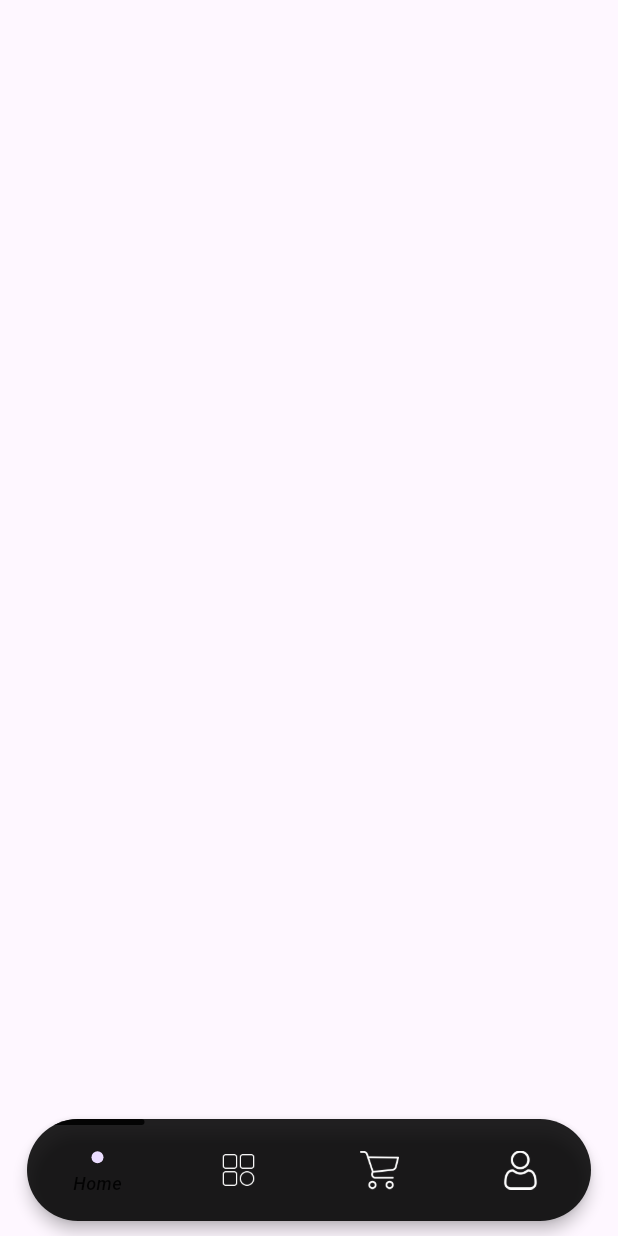
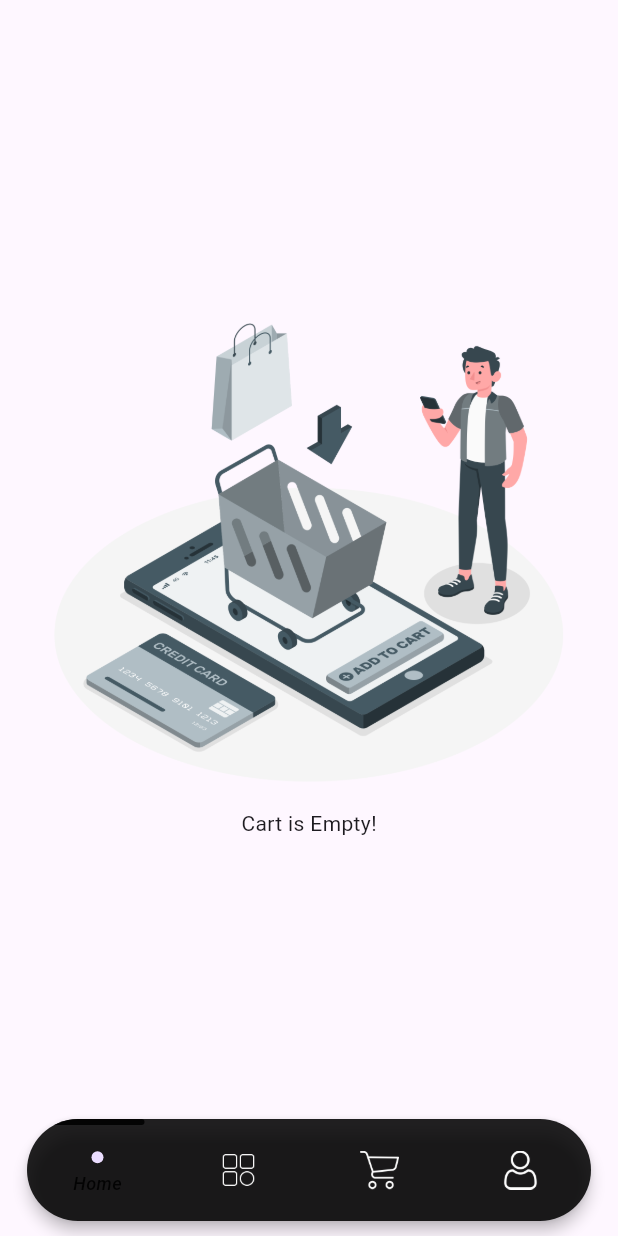
Before and after one commit to ra1mova/Flutter_Final_Project, a Flutter app: the screen it shows after launch, swiped to page 3, on a phone screen of 412 x 824 dp. Run offline on Flutter 3.47's test engine with Material 3 defaults, Android fonts, the phone set to English and light mode, and no system bars; drawn by our look-alikes of flutter_snake_navigationbar; our stand-ins replace bloc, cached_network_image, carousel_slider, dartz, equatable, flutter_bloc and 3 more; missing offline and left inert: eshop; network calls fail.

Commit message:
Implemented cart local data source and view

```diff
--- /dev/null
+++ b/lib/domain/repositories/cart_repository.dart
@@ -0,0 +1,10 @@
+import 'package:dartz/dartz.dart';
+
+import '../../../../core/error/failures.dart';
+import '../entities/cart/cart_item.dart';
+
+abstract class CartRepository {
+  Future<Either<Failure, List<CartItem>>> getCachedCart();
+  Future<Either<Failure, CartItem>> addToCart(CartItem params);
+  Future<Either<Failure, bool>> clearCart();
+}
--- /dev/null
+++ b/lib/domain/usecases/cart/add_cart_item_usecase.dart
@@ -0,0 +1,16 @@
+import 'package:dartz/dartz.dart';
+
+import '../../../../../core/error/failures.dart';
+import '../../../../../core/usecases/usecase.dart';
+import '../../entities/cart/cart_item.dart';
+import '../../repositories/cart_repository.dart';
+
+class AddCartUseCase implements UseCase<void, CartItem> {
+  final CartRepository repository;
+  AddCartUseCase(this.repository);
+
+  @override
+  Future<Either<Failure, void>> call(CartItem params) async {
+    return await repository.addToCart(params);
+  }
+}
--- /dev/null
+++ b/lib/domain/usecases/cart/clear_cart_usecase.dart
@@ -0,0 +1,15 @@
+import 'package:dartz/dartz.dart';
+
+import '../../../../../core/error/failures.dart';
+import '../../../../../core/usecases/usecase.dart';
+import '../../repositories/cart_repository.dart';
+
+class ClearCartUseCase implements UseCase<bool, NoParams> {
+  final CartRepository repository;
+  ClearCartUseCase(this.repository);
+
+  @override
+  Future<Either<Failure, bool>> call(NoParams params) async {
+    return await repository.clearCart();
+  }
+}
--- /dev/null
+++ b/lib/domain/usecases/cart/get_cached_cart_usecase.dart
@@ -0,0 +1,16 @@
+import 'package:dartz/dartz.dart';
+
+import '../../../../../core/error/failures.dart';
+import '../../../../../core/usecases/usecase.dart';
+import '../../entities/cart/cart_item.dart';
+import '../../repositories/cart_repository.dart';
+
+class GetCachedCartUseCase implements UseCase<List<CartItem>, NoParams> {
+  final CartRepository repository;
+  GetCachedCartUseCase(this.repository);
+
+  @override
+  Future<Either<Failure, List<CartItem>>> call(NoParams params) async {
+    return await repository.getCachedCart();
+  }
+}
--- a/lib/main.dart
+++ b/lib/main.dart
@@ -3,8 +3,14 @@ import 'package:flutter_application_1/data/repositories/category_repository_impl
 import 'package:flutter_application_1/data/repositories/product_repository_impl.dart';
 import 'package:flutter_bloc/flutter_bloc.dart';
 import 'core/router/app_router.dart';
+import 'data/data_sources/cart_local_data_source.dart';
+import 'data/repositories/cart_repository_impl.dart';
+import 'domain/usecases/cart/add_cart_item_usecase.dart';
+import 'domain/usecases/cart/clear_cart_usecase.dart';
+import 'domain/usecases/cart/get_cached_cart_usecase.dart';
 import 'domain/usecases/product/get_product_usecase.dart';
 import 'domain/usecases/product/get_remote_category_usecase.dart';
+import 'presentation/blocs/cart/cart_bloc.dart';
 import 'presentation/blocs/category/category_bloc.dart';
 import 'presentation/blocs/home/navbar_cubit.dart';
 import 'presentation/blocs/product/product_bloc.dart';
@@ -17,7 +23,6 @@ void main() {
 class MyApp extends StatelessWidget {
   const MyApp({super.key});
 
-  // This widget is the root of your application.
   @override
   Widget build(BuildContext context) {
     return MultiBlocProvider(
@@ -39,6 +44,22 @@ class MyApp extends StatelessWidget {
             ),
           )..add(const GetCategories()),
         ),
+        BlocProvider(
+          create: (context) {
+            final localDataSource = CartLocalDataSourceImpl();
+            return CartBloc(
+              GetCachedCartUseCase(
+                CartRepositoryImpl(localDataSource: localDataSource),
+              ),
+              AddCartUseCase(
+                CartRepositoryImpl(localDataSource: localDataSource),
+              ),
+              ClearCartUseCase(
+                CartRepositoryImpl(localDataSource: localDataSource),
+              ),
+            )..add(const GetCart());
+          },
+        ),
       ],
       child: MaterialApp(
         title: 'Flutter Demo',
--- /dev/null
+++ b/lib/presentation/views/main/cart/cart_view.dart
@@ -0,0 +1,159 @@
+import 'package:flutter/material.dart';
+import 'package:flutter_bloc/flutter_bloc.dart';
+
+import '../../../../domain/entities/cart/cart_item.dart';
+import '../../../blocs/cart/cart_bloc.dart';
+import '../../../widgets/cart_item_card.dart';
+import '../../../widgets/input_form_button.dart';
+
+class CartView extends StatefulWidget {
+  const CartView({Key? key}) : super(key: key);
+
+  @override
+  State<CartView> createState() => _CartViewState();
+}
+
+class _CartViewState extends State<CartView> {
+  List<CartItem> selectedCartItems = [];
+
+  @override
+  Widget build(BuildContext context) {
+    return Scaffold(
+      body: Padding(
+        padding: const EdgeInsets.symmetric(horizontal: 20),
+        child: Stack(
+          children: [
+            Column(
+              children: [
+                // SizedBox(
+                //   height: (MediaQuery.of(context).padding.top + 10),
+                // ),
+                Expanded(
+                  child: Padding(
+                    padding: const EdgeInsets.symmetric(horizontal: 8),
+                    child: BlocBuilder<CartBloc, CartState>(
+                      builder: (context, state) {
+                        if (state is CartError && state.cart.isEmpty) {
+                          return Column(
+                            mainAxisAlignment: MainAxisAlignment.center,
+                            children: [
+                              const Text("Cart is Empty!"),
+                              SizedBox(
+                                height:
+                                    MediaQuery.of(context).size.height * 0.1,
+                              )
+                            ],
+                          );
+                        }
+                        if (state.cart.isEmpty) {
+                          return Column(
+                            mainAxisAlignment: MainAxisAlignment.center,
+                            children: [
+                              Image.asset("assets/images/empty-cart.png"),
+                              const Text("Cart is Empty!"),
+                              SizedBox(
+                                height:
+                                    MediaQuery.of(context).size.height * 0.1,
+                              )
+                            ],
+                          );
+                        }
+                        return ListView.builder(
+                          itemCount:
+                              (state is CartLoading && state.cart.isEmpty)
+                                  ? 10
+                                  : (state.cart.length +
+                                      ((state is CartLoading) ? 10 : 0)),
+                          padding: EdgeInsets.only(
+                              top: (MediaQuery.of(context).padding.top + 20),
+                              bottom:
+                                  MediaQuery.of(context).padding.bottom + 200),
+                          physics: const BouncingScrollPhysics(),
+                          shrinkWrap: true,
+                          itemBuilder: (BuildContext context, int index) {
+                            if (state is CartLoading && state.cart.isEmpty) {
+                              return const CartItemCard();
+                            } else {
+                              if (state.cart.length < index) {
+                                return const CartItemCard();
+                              }
+                              return CartItemCard(
+                                cartItem: state.cart[index],
+                                isSelected: selectedCartItems.any(
+                                    (element) => element == state.cart[index]),
+                                onLongClick: () {
+                                  setState(() {
+                                    if (selectedCartItems.any((element) =>
+                                        element == state.cart[index])) {
+                                      selectedCartItems
+                                          .remove(state.cart[index]);
+                                    } else {
+                                      selectedCartItems.add(state.cart[index]);
+                                    }
+                                  });
+                                },
+                              );
+                            }
+                          },
+                        );
+                      },
+                    ),
+                  ),
+                ),
+              ],
+            ),
+            BlocBuilder<CartBloc, CartState>(builder: (context, state) {
+              if (state.cart.isEmpty) {
+                return const SizedBox();
+              }
+              return Positioned(
+                bottom: (MediaQuery.of(context).padding.bottom + 90),
+                left: 0,
+                right: 0,
+                child: Container(
+                  color: Colors.white,
+                  padding:
+                      const EdgeInsets.symmetric(horizontal: 0, vertical: 8),
+                  child: Row(
+                    mainAxisAlignment: MainAxisAlignment.spaceBetween,
+                    children: [
+                      Padding(
+                        padding:
+                            const EdgeInsets.only(bottom: 4, left: 8, right: 8),
+                        child: Column(
+                          crossAxisAlignment: CrossAxisAlignment.start,
+                          children: [
+                            Text(
+                              'Total (${state.cart.length} items)',
+                              style: const TextStyle(fontSize: 16),
+                            ),
+                            Text(
+                              '\$${state.cart.fold(0.0, (previousValue, element) => (element.priceTag.price + previousValue))}',
+                              style: const TextStyle(
+                                  fontSize: 18, fontWeight: FontWeight.w500),
+                            ),
+                          ],
+                        ),
+                      ),
+                      SizedBox(
+                        height: 40,
+                        width: 100,
+                        child: InputFormButton(
+                          color: Colors.black87,
+                          cornerRadius: 36,
+                          padding: EdgeInsets.zero,
+                          onClick: () {},
+                          titleText: 'Checkout',
+                        ),
+                      ),
+                    ],
+                  ),
+                ),
+              );
+            })
+          ],
+        ),
+      ),
+    );
+  }
+}
--- a/lib/presentation/views/main/home/home_view.dart
+++ b/lib/presentation/views/main/home/home_view.dart
@@ -57,7 +57,7 @@ class _HomeViewState extends State<HomeView> {
                           TextStyle(fontWeight: FontWeight.bold, fontSize: 36),
                     ),
                     Text(
-                      "Ala-Too store",
+                      "Ala-Too market",
                       style: TextStyle(
                           fontWeight: FontWeight.normal, fontSize: 22),
                     ),
--- a/lib/presentation/views/main/main_view.dart
+++ b/lib/presentation/views/main/main_view.dart
@@ -3,6 +3,7 @@ import 'package:flutter_bloc/flutter_bloc.dart';
 import 'package:flutter_snake_navigationbar/flutter_snake_navigationbar.dart';
 
 import '../../blocs/home/navbar_cubit.dart';
+import 'cart/cart_view.dart';
 import 'category/category_view.dart';
 import 'home/home_view.dart';
 
@@ -29,7 +30,7 @@ class _MainViewState extends State<MainView> {
                   children: <Widget>[
                     const HomeView(),
                     const CategoryView(),
-                    Container(),
+                    const CartView(),
                     Container(),
                   ],
                 ),
```
Also changed, not shown: lib/data/data_sources/cart_local_data_source.dart (added, +28 -0 lines), lib/data/repositories/cart_repository_impl.dart (added, +38 -0 lines), lib/presentation/blocs/cart/cart_bloc.dart (+2 -11 lines), pubspec.yaml (+0 -28 lines), assets/images/empty-cart.png (added).
